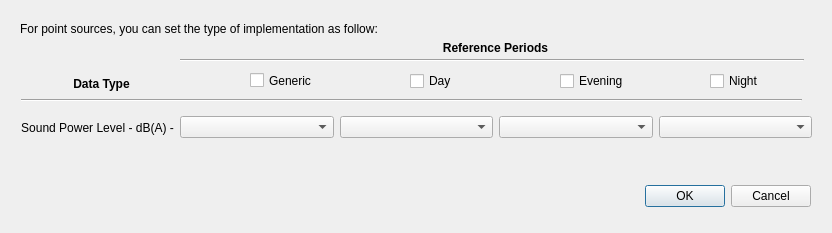
First picture: the form in tools/ui_SourceDetailsPts.ui, repository pierluigiderosa/openoise, before the edit.
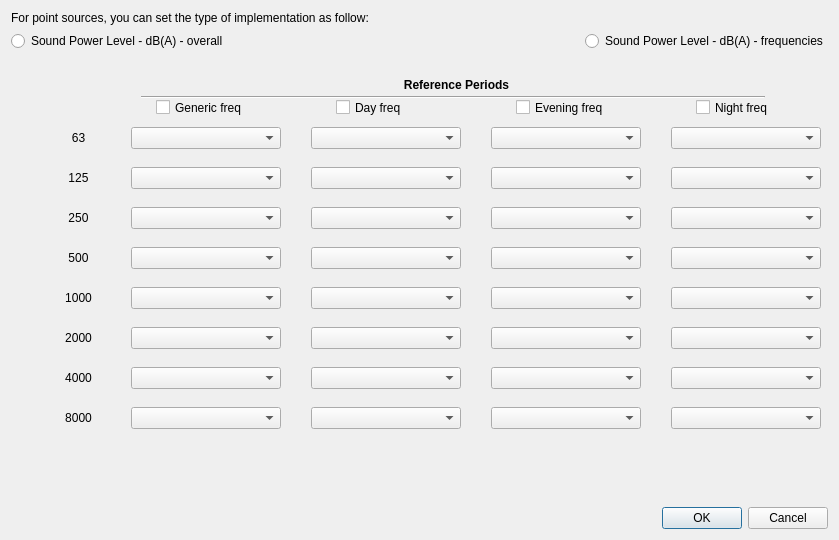
Second picture: the form after the edit. Custom widgets are drawn as their Qt base class.

Commit message: - first version POWER POINT emission frequencies

```diff
--- a/tools/ui_SourceDetailsPts.ui
+++ b/tools/ui_SourceDetailsPts.ui
@@ -6,34 +6,111 @@
    <rect>
     <x>0</x>
     <y>0</y>
-    <width>832</width>
-    <height>233</height>
+    <width>839</width>
+    <height>540</height>
    </rect>
   </property>
   <property name="windowTitle">
    <string>Point Sources Details</string>
   </property>
-  <widget class="QDialogButtonBox" name="buttonBox">
+  <layout class="QVBoxLayout" name="verticalLayout">
+   <item>
+    <widget class="QLabel" name="label_2">
+     <property name="text">
+      <string>For point sources, you can set the type of implementation as follow:</string>
+     </property>
+    </widget>
+   </item>
+   <item>
+    <layout class="QHBoxLayout" name="horizontalLayout">
+     <item>
+      <widget class="QRadioButton" name="POWER_P_radioButton">
+       <property name="text">
+        <string>Sound Power Level - dB(A) - overall</string>
+       </property>
+      </widget>
+     </item>
+     <item>
+      <spacer name="horizontalSpacer">
+       <property name="orientation">
+        <enum>Qt::Horizontal</enum>
+       </property>
+       <property name="sizeHint" stdset="0">
+        <size>
+         <width>40</width>
+         <height>20</height>
+        </size>
+       </property>
+      </spacer>
+     </item>
+     <item>
+      <widget class="QRadioButton" name="POWER_P_freq_radioButton">
+       <property name="text">
+        <string>Sound Power Level - dB(A) - frequencies</string>
+       </property>
+      </widget>
+     </item>
+    </layout>
+   </item>
+   <item>
+    <widget class="QStackedWidget" name="POWERstackedWidget">
+     <property name="currentIndex">
+      <number>1</number>
+     </property>
+     <widget class="QWidget" name="POWER_P_overall_widget">
+      <widget class="Line" name="line_12">
+       <property name="windowModality">
+        <enum>Qt::NonModal</enum>
+       </property>
    <property name="geometry">
     <rect>
-     <x>470</x>
-     <y>180</y>
-     <width>341</width>
-     <height>32</height>
+         <x>170</x>
+         <y>40</y>
+         <width>624</width>
+         <height>20</height>
     </rect>
    </property>
    <property name="orientation">
     <enum>Qt::Horizontal</enum>
    </property>
-   <property name="standardButtons">
-    <set>QDialogButtonBox::Cancel|QDialogButtonBox::Ok</set>
+      </widget>
+      <widget class="QCheckBox" name="POWER_P_L_eve_checkBox">
+       <property name="geometry">
+        <rect>
+         <x>550</x>
+         <y>60</y>
+         <width>71</width>
+         <height>22</height>
+        </rect>
+       </property>
+       <property name="text">
+        <string>Evening</string>
+       </property>
+       <property name="checked">
+        <bool>false</bool>
+       </property>
+      </widget>
+      <widget class="QCheckBox" name="POWER_P_L_gen_checkBox">
+       <property name="geometry">
+        <rect>
+         <x>240</x>
+         <y>60</y>
+         <width>91</width>
+         <height>21</height>
+        </rect>
+       </property>
+       <property name="text">
+        <string>Generic</string>
+       </property>
+       <property name="checked">
+        <bool>false</bool>
    </property>
   </widget>
   <widget class="QLabel" name="implementation_label_24">
    <property name="geometry">
     <rect>
-     <x>51</x>
-     <y>76</y>
+         <x>41</x>
+         <y>66</y>
      <width>101</width>
      <height>16</height>
     </rect>
@@ -51,27 +128,11 @@
     <set>Qt::AlignCenter</set>
    </property>
   </widget>
-  <widget class="Line" name="line_11">
-   <property name="windowModality">
-    <enum>Qt::NonModal</enum>
-   </property>
-   <property name="geometry">
-    <rect>
-     <x>21</x>
-     <y>90</y>
-     <width>781</width>
-     <height>20</height>
-    </rect>
-   </property>
-   <property name="orientation">
-    <enum>Qt::Horizontal</enum>
-   </property>
-  </widget>
   <widget class="QWidget" name="layoutWidget_2">
    <property name="geometry">
     <rect>
-     <x>21</x>
-     <y>110</y>
+         <x>11</x>
+         <y>100</y>
      <width>791</width>
      <height>35</height>
     </rect>
@@ -107,27 +168,27 @@
     </item>
    </layout>
   </widget>
-  <widget class="QCheckBox" name="POWER_P_L_gen_checkBox">
+      <widget class="Line" name="line_11">
+       <property name="windowModality">
+        <enum>Qt::NonModal</enum>
+       </property>
    <property name="geometry">
     <rect>
-     <x>250</x>
-     <y>70</y>
-     <width>91</width>
-     <height>21</height>
-    </rect>
-   </property>
-   <property name="text">
-    <string>Generic</string>
-   </property>
-   <property name="checked">
-    <bool>false</bool>
+         <x>11</x>
+         <y>80</y>
+         <width>781</width>
+         <height>20</height>
+        </rect>
+       </property>
+       <property name="orientation">
+        <enum>Qt::Horizontal</enum>
    </property>
   </widget>
   <widget class="QCheckBox" name="POWER_P_L_day_checkBox">
    <property name="geometry">
     <rect>
-     <x>410</x>
-     <y>70</y>
+         <x>400</x>
+         <y>60</y>
      <width>81</width>
      <height>22</height>
     </rect>
@@ -139,40 +200,33 @@
     <bool>false</bool>
    </property>
   </widget>
-  <widget class="QCheckBox" name="POWER_P_L_eve_checkBox">
+      <widget class="QLabel" name="implementation_label_25">
    <property name="geometry">
     <rect>
-     <x>560</x>
-     <y>70</y>
-     <width>71</width>
-     <height>22</height>
-    </rect>
-   </property>
-   <property name="text">
-    <string>Evening</string>
-   </property>
-   <property name="checked">
-    <bool>false</bool>
-   </property>
-  </widget>
-  <widget class="QLabel" name="label_2">
-   <property name="geometry">
-    <rect>
-     <x>20</x>
-     <y>20</y>
-     <width>751</width>
-     <height>17</height>
-    </rect>
-   </property>
+         <x>430</x>
+         <y>30</y>
+         <width>111</width>
+         <height>16</height>
+        </rect>
+       </property>
+       <property name="sizePolicy">
+        <sizepolicy hsizetype="Fixed" vsizetype="Fixed">
+         <horstretch>0</horstretch>
+         <verstretch>0</verstretch>
+        </sizepolicy>
+       </property>
    <property name="text">
-    <string>For point sources, you can set the type of implementation as follow:</string>
+        <string>&lt;html&gt;&lt;head/&gt;&lt;body&gt;&lt;p&gt;&lt;span style=&quot; font-weight:600;&quot;&gt;Reference Periods&lt;/span&gt;&lt;/p&gt;&lt;/body&gt;&lt;/html&gt;</string>
+       </property>
+       <property name="alignment">
+        <set>Qt::AlignCenter</set>
    </property>
   </widget>
   <widget class="QCheckBox" name="POWER_P_L_nig_checkBox">
    <property name="geometry">
     <rect>
-     <x>710</x>
-     <y>70</y>
+         <x>700</x>
+         <y>60</y>
      <width>81</width>
      <height>22</height>
     </rect>
@@ -184,27 +238,237 @@
     <bool>false</bool>
    </property>
   </widget>
-  <widget class="Line" name="line_12">
-   <property name="windowModality">
-    <enum>Qt::NonModal</enum>
-   </property>
-   <property name="geometry">
-    <rect>
-     <x>180</x>
-     <y>50</y>
-     <width>624</width>
-     <height>20</height>
-    </rect>
-   </property>
-   <property name="orientation">
-    <enum>Qt::Horizontal</enum>
-   </property>
-  </widget>
-  <widget class="QLabel" name="implementation_label_25">
+     </widget>
+     <widget class="QWidget" name="POWER_P_freq_widget">
+      <widget class="QCheckBox" name="POWER_P_L_gen_checkBox_Freq">
    <property name="geometry">
     <rect>
-     <x>440</x>
+         <x>145</x>
      <y>40</y>
+         <width>101</width>
+         <height>21</height>
+        </rect>
+       </property>
+       <property name="text">
+        <string>Generic freq</string>
+       </property>
+       <property name="checked">
+        <bool>false</bool>
+       </property>
+      </widget>
+      <widget class="QLabel" name="label_3">
+       <property name="geometry">
+        <rect>
+         <x>40</x>
+         <y>110</y>
+         <width>55</width>
+         <height>22</height>
+        </rect>
+       </property>
+       <property name="text">
+        <string>125</string>
+       </property>
+       <property name="alignment">
+        <set>Qt::AlignCenter</set>
+       </property>
+      </widget>
+      <widget class="QLabel" name="label">
+       <property name="geometry">
+        <rect>
+         <x>40</x>
+         <y>70</y>
+         <width>55</width>
+         <height>22</height>
+        </rect>
+       </property>
+       <property name="text">
+        <string>63</string>
+       </property>
+       <property name="alignment">
+        <set>Qt::AlignCenter</set>
+       </property>
+      </widget>
+      <widget class="QgsFieldComboBox" name="POWER_P_8000_gen_combo">
+       <property name="geometry">
+        <rect>
+         <x>120</x>
+         <y>350</y>
+         <width>150</width>
+         <height>22</height>
+        </rect>
+       </property>
+      </widget>
+      <widget class="QLabel" name="label_5">
+       <property name="geometry">
+        <rect>
+         <x>40</x>
+         <y>190</y>
+         <width>55</width>
+         <height>22</height>
+        </rect>
+       </property>
+       <property name="text">
+        <string>500</string>
+       </property>
+       <property name="alignment">
+        <set>Qt::AlignCenter</set>
+       </property>
+      </widget>
+      <widget class="QLabel" name="label_7">
+       <property name="geometry">
+        <rect>
+         <x>40</x>
+         <y>270</y>
+         <width>55</width>
+         <height>22</height>
+        </rect>
+       </property>
+       <property name="text">
+        <string>2000</string>
+       </property>
+       <property name="alignment">
+        <set>Qt::AlignCenter</set>
+       </property>
+      </widget>
+      <widget class="QgsFieldComboBox" name="POWER_P_1000_gen_combo">
+       <property name="geometry">
+        <rect>
+         <x>120</x>
+         <y>230</y>
+         <width>150</width>
+         <height>22</height>
+        </rect>
+       </property>
+      </widget>
+      <widget class="QgsFieldComboBox" name="POWER_P_4000_gen_combo">
+       <property name="geometry">
+        <rect>
+         <x>120</x>
+         <y>310</y>
+         <width>150</width>
+         <height>22</height>
+        </rect>
+       </property>
+      </widget>
+      <widget class="QgsFieldComboBox" name="POWER_P_125_gen_combo">
+       <property name="geometry">
+        <rect>
+         <x>120</x>
+         <y>110</y>
+         <width>150</width>
+         <height>22</height>
+        </rect>
+       </property>
+      </widget>
+      <widget class="QgsFieldComboBox" name="POWER_P_63_gen_combo">
+       <property name="geometry">
+        <rect>
+         <x>120</x>
+         <y>70</y>
+         <width>150</width>
+         <height>22</height>
+        </rect>
+       </property>
+      </widget>
+      <widget class="QLabel" name="label_6">
+       <property name="geometry">
+        <rect>
+         <x>40</x>
+         <y>230</y>
+         <width>55</width>
+         <height>22</height>
+        </rect>
+       </property>
+       <property name="text">
+        <string>1000</string>
+       </property>
+       <property name="alignment">
+        <set>Qt::AlignCenter</set>
+       </property>
+      </widget>
+      <widget class="QgsFieldComboBox" name="POWER_P_2000_gen_combo">
+       <property name="geometry">
+        <rect>
+         <x>120</x>
+         <y>270</y>
+         <width>150</width>
+         <height>22</height>
+        </rect>
+       </property>
+      </widget>
+      <widget class="QgsFieldComboBox" name="POWER_P_500_gen_combo">
+       <property name="geometry">
+        <rect>
+         <x>120</x>
+         <y>190</y>
+         <width>150</width>
+         <height>22</height>
+        </rect>
+       </property>
+      </widget>
+      <widget class="QgsFieldComboBox" name="POWER_P_250_gen_combo">
+       <property name="geometry">
+        <rect>
+         <x>120</x>
+         <y>150</y>
+         <width>150</width>
+         <height>22</height>
+        </rect>
+       </property>
+      </widget>
+      <widget class="QLabel" name="label_4">
+       <property name="geometry">
+        <rect>
+         <x>40</x>
+         <y>150</y>
+         <width>55</width>
+         <height>22</height>
+        </rect>
+       </property>
+       <property name="text">
+        <string>250</string>
+       </property>
+       <property name="alignment">
+        <set>Qt::AlignCenter</set>
+       </property>
+      </widget>
+      <widget class="QLabel" name="label_8">
+       <property name="geometry">
+        <rect>
+         <x>40</x>
+         <y>310</y>
+         <width>55</width>
+         <height>22</height>
+        </rect>
+       </property>
+       <property name="text">
+        <string>4000</string>
+       </property>
+       <property name="alignment">
+        <set>Qt::AlignCenter</set>
+       </property>
+      </widget>
+      <widget class="QLabel" name="label_9">
+       <property name="geometry">
+        <rect>
+         <x>40</x>
+         <y>350</y>
+         <width>55</width>
+         <height>22</height>
+        </rect>
+       </property>
+       <property name="text">
+        <string>8000</string>
+       </property>
+       <property name="alignment">
+        <set>Qt::AlignCenter</set>
+       </property>
+      </widget>
+      <widget class="QLabel" name="implementation_label_26">
+       <property name="geometry">
+        <rect>
+         <x>390</x>
+         <y>20</y>
      <width>111</width>
      <height>16</height>
     </rect>
@@ -222,6 +486,324 @@
     <set>Qt::AlignCenter</set>
    </property>
   </widget>
+      <widget class="Line" name="line_13">
+       <property name="windowModality">
+        <enum>Qt::NonModal</enum>
+       </property>
+       <property name="geometry">
+        <rect>
+         <x>130</x>
+         <y>30</y>
+         <width>624</width>
+         <height>20</height>
+        </rect>
+       </property>
+       <property name="orientation">
+        <enum>Qt::Horizontal</enum>
+       </property>
+      </widget>
+      <widget class="QgsFieldComboBox" name="POWER_P_125_day_combo">
+       <property name="geometry">
+        <rect>
+         <x>300</x>
+         <y>110</y>
+         <width>150</width>
+         <height>22</height>
+        </rect>
+       </property>
+      </widget>
+      <widget class="QgsFieldComboBox" name="POWER_P_2000_day_combo">
+       <property name="geometry">
+        <rect>
+         <x>300</x>
+         <y>270</y>
+         <width>150</width>
+         <height>22</height>
+        </rect>
+       </property>
+      </widget>
+      <widget class="QgsFieldComboBox" name="POWER_P_8000_day_combo">
+       <property name="geometry">
+        <rect>
+         <x>300</x>
+         <y>350</y>
+         <width>150</width>
+         <height>22</height>
+        </rect>
+       </property>
+      </widget>
+      <widget class="QCheckBox" name="POWER_P_L_day_checkBox_Freq">
+       <property name="geometry">
+        <rect>
+         <x>325</x>
+         <y>40</y>
+         <width>101</width>
+         <height>21</height>
+        </rect>
+       </property>
+       <property name="text">
+        <string>Day freq</string>
+       </property>
+       <property name="checked">
+        <bool>false</bool>
+       </property>
+      </widget>
+      <widget class="QgsFieldComboBox" name="POWER_P_500_day_combo">
+       <property name="geometry">
+        <rect>
+         <x>300</x>
+         <y>190</y>
+         <width>150</width>
+         <height>22</height>
+        </rect>
+       </property>
+      </widget>
+      <widget class="QgsFieldComboBox" name="POWER_P_4000_day_combo">
+       <property name="geometry">
+        <rect>
+         <x>300</x>
+         <y>310</y>
+         <width>150</width>
+         <height>22</height>
+        </rect>
+       </property>
+      </widget>
+      <widget class="QgsFieldComboBox" name="POWER_P_63_day_combo">
+       <property name="geometry">
+        <rect>
+         <x>300</x>
+         <y>70</y>
+         <width>150</width>
+         <height>22</height>
+        </rect>
+       </property>
+      </widget>
+      <widget class="QgsFieldComboBox" name="POWER_P_250_day_combo">
+       <property name="geometry">
+        <rect>
+         <x>300</x>
+         <y>150</y>
+         <width>150</width>
+         <height>22</height>
+        </rect>
+       </property>
+      </widget>
+      <widget class="QgsFieldComboBox" name="POWER_P_1000_day_combo">
+       <property name="geometry">
+        <rect>
+         <x>300</x>
+         <y>230</y>
+         <width>150</width>
+         <height>22</height>
+        </rect>
+       </property>
+      </widget>
+      <widget class="QgsFieldComboBox" name="POWER_P_250_eve_combo">
+       <property name="geometry">
+        <rect>
+         <x>480</x>
+         <y>150</y>
+         <width>150</width>
+         <height>22</height>
+        </rect>
+       </property>
+      </widget>
+      <widget class="QgsFieldComboBox" name="POWER_P_8000_eve_combo">
+       <property name="geometry">
+        <rect>
+         <x>480</x>
+         <y>350</y>
+         <width>150</width>
+         <height>22</height>
+        </rect>
+       </property>
+      </widget>
+      <widget class="QgsFieldComboBox" name="POWER_P_63_eve_combo">
+       <property name="geometry">
+        <rect>
+         <x>480</x>
+         <y>70</y>
+         <width>150</width>
+         <height>22</height>
+        </rect>
+       </property>
+      </widget>
+      <widget class="QCheckBox" name="POWER_P_L_eve_checkBox_Freq">
+       <property name="geometry">
+        <rect>
+         <x>505</x>
+         <y>40</y>
+         <width>101</width>
+         <height>21</height>
+        </rect>
+       </property>
+       <property name="text">
+        <string>Evening freq</string>
+       </property>
+       <property name="checked">
+        <bool>false</bool>
+       </property>
+      </widget>
+      <widget class="QgsFieldComboBox" name="POWER_P_1000_eve_combo">
+       <property name="geometry">
+        <rect>
+         <x>480</x>
+         <y>230</y>
+         <width>150</width>
+         <height>22</height>
+        </rect>
+       </property>
+      </widget>
+      <widget class="QgsFieldComboBox" name="POWER_P_4000_eve_combo">
+       <property name="geometry">
+        <rect>
+         <x>480</x>
+         <y>310</y>
+         <width>150</width>
+         <height>22</height>
+        </rect>
+       </property>
+      </widget>
+      <widget class="QgsFieldComboBox" name="POWER_P_500_eve_combo">
+       <property name="geometry">
+        <rect>
+         <x>480</x>
+         <y>190</y>
+         <width>150</width>
+         <height>22</height>
+        </rect>
+       </property>
+      </widget>
+      <widget class="QgsFieldComboBox" name="POWER_P_2000_eve_combo">
+       <property name="geometry">
+        <rect>
+         <x>480</x>
+         <y>270</y>
+         <width>150</width>
+         <height>22</height>
+        </rect>
+       </property>
+      </widget>
+      <widget class="QgsFieldComboBox" name="POWER_P_125_eve_combo">
+       <property name="geometry">
+        <rect>
+         <x>480</x>
+         <y>110</y>
+         <width>150</width>
+         <height>22</height>
+        </rect>
+       </property>
+      </widget>
+      <widget class="QgsFieldComboBox" name="POWER_P_63_nig_combo">
+       <property name="geometry">
+        <rect>
+         <x>660</x>
+         <y>70</y>
+         <width>150</width>
+         <height>22</height>
+        </rect>
+       </property>
+      </widget>
+      <widget class="QgsFieldComboBox" name="POWER_P_125_nig_combo">
+       <property name="geometry">
+        <rect>
+         <x>660</x>
+         <y>110</y>
+         <width>150</width>
+         <height>22</height>
+        </rect>
+       </property>
+      </widget>
+      <widget class="QgsFieldComboBox" name="POWER_P_4000_nig_combo">
+       <property name="geometry">
+        <rect>
+         <x>660</x>
+         <y>310</y>
+         <width>150</width>
+         <height>22</height>
+        </rect>
+       </property>
+      </widget>
+      <widget class="QCheckBox" name="POWER_P_L_nig_checkBox_Freq">
+       <property name="geometry">
+        <rect>
+         <x>685</x>
+         <y>40</y>
+         <width>101</width>
+         <height>21</height>
+        </rect>
+       </property>
+       <property name="text">
+        <string>Night freq</string>
+       </property>
+       <property name="checked">
+        <bool>false</bool>
+       </property>
+      </widget>
+      <widget class="QgsFieldComboBox" name="POWER_P_1000_nig_combo">
+       <property name="geometry">
+        <rect>
+         <x>660</x>
+         <y>230</y>
+         <width>150</width>
+         <height>22</height>
+        </rect>
+       </property>
+      </widget>
+      <widget class="QgsFieldComboBox" name="POWER_P_500_nig_combo">
+       <property name="geometry">
+        <rect>
+         <x>660</x>
+         <y>190</y>
+         <width>150</width>
+         <height>22</height>
+        </rect>
+       </property>
+      </widget>
+      <widget class="QgsFieldComboBox" name="POWER_P_2000_nig_combo">
+       <property name="geometry">
+        <rect>
+         <x>660</x>
+         <y>270</y>
+         <width>150</width>
+         <height>22</height>
+        </rect>
+       </property>
+      </widget>
+      <widget class="QgsFieldComboBox" name="POWER_P_250_nig_combo">
+       <property name="geometry">
+        <rect>
+         <x>660</x>
+         <y>150</y>
+         <width>150</width>
+         <height>22</height>
+        </rect>
+       </property>
+      </widget>
+      <widget class="QgsFieldComboBox" name="POWER_P_8000_nig_combo">
+       <property name="geometry">
+        <rect>
+         <x>660</x>
+         <y>350</y>
+         <width>150</width>
+         <height>22</height>
+        </rect>
+       </property>
+      </widget>
+     </widget>
+    </widget>
+   </item>
+   <item>
+    <widget class="QDialogButtonBox" name="buttonBox">
+     <property name="orientation">
+      <enum>Qt::Horizontal</enum>
+     </property>
+     <property name="standardButtons">
+      <set>QDialogButtonBox::Cancel|QDialogButtonBox::Ok</set>
+     </property>
+    </widget>
+   </item>
+  </layout>
  </widget>
  <customwidgets>
   <customwidget>
```
Lines whose indentation alone changed are shown as unchanged. The commit also changes 10 other files.
